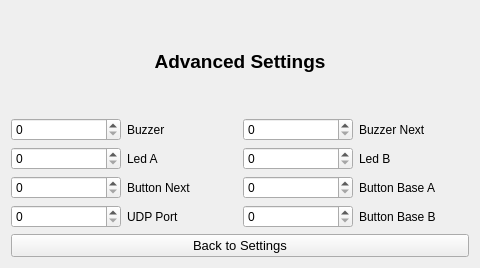
First picture: the form in F3FChrono/gui/WSettingsAdvanced.ui, repository jomarin38/F3FChrono, before the edit.
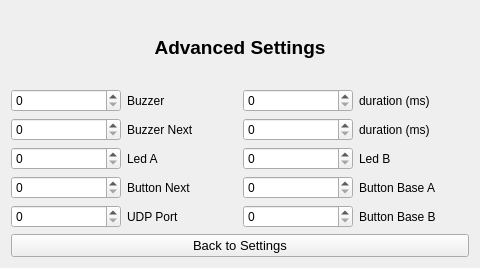
Second picture: the form after the edit.

Commit message: Adding wind speed & orientation stats during a run in chrono class Adding Vocal & sound Adding a new Sound class using PyQt sound module. A Speech module is available on PySide2 but not in PyQt5 Adding Gui Settings & Advanced Settings GPIO class created Differents littles evolutions.

```diff
--- a/F3FChrono/gui/WSettingsAdvanced.ui
+++ b/F3FChrono/gui/WSettingsAdvanced.ui
@@ -39,7 +39,7 @@
      </item>
      <item>
       <layout class="QGridLayout" name="gridLayout_2">
-       <item row="3" column="1">
+       <item row="4" column="1">
         <layout class="QHBoxLayout" name="horizontalLayout_6">
          <item>
           <widget class="QSpinBox" name="port_btn_baseB"/>
@@ -67,10 +67,14 @@
          </item>
         </layout>
        </item>
-       <item row="3" column="0">
+       <item row="4" column="0">
         <layout class="QHBoxLayout" name="horizontalLayout_10">
          <item>
-          <widget class="QSpinBox" name="udp_port"/>
+          <widget class="QSpinBox" name="udp_port">
+           <property name="maximum">
+            <number>65535</number>
+           </property>
+          </widget>
          </item>
          <item>
           <widget class="QLabel" name="label_8">
@@ -81,21 +85,7 @@
          </item>
         </layout>
        </item>
-       <item row="0" column="1">
-        <layout class="QHBoxLayout" name="horizontalLayout_8">
-         <item>
-          <widget class="QSpinBox" name="port_buzzer_next"/>
-         </item>
-         <item>
-          <widget class="QLabel" name="label_6">
-           <property name="text">
-            <string>Buzzer Next</string>
-           </property>
-          </widget>
-         </item>
-        </layout>
-       </item>
-       <item row="2" column="1">
+       <item row="3" column="1">
         <layout class="QHBoxLayout" name="horizontalLayout_4">
          <item>
           <widget class="QSpinBox" name="port_btn_baseA"/>
@@ -109,7 +99,7 @@
          </item>
         </layout>
        </item>
-       <item row="2" column="0">
+       <item row="3" column="0">
         <layout class="QHBoxLayout" name="horizontalLayout_7">
          <item>
           <widget class="QSpinBox" name="port_btn_next"/>
@@ -123,7 +113,7 @@
          </item>
         </layout>
        </item>
-       <item row="1" column="0">
+       <item row="2" column="0">
         <layout class="QHBoxLayout" name="horizontalLayout_11">
          <item>
           <widget class="QSpinBox" name="port_ledA"/>
@@ -137,7 +127,7 @@
          </item>
         </layout>
        </item>
-       <item row="1" column="1">
+       <item row="2" column="1">
         <layout class="QHBoxLayout" name="horizontalLayout_12">
          <item>
           <widget class="QSpinBox" name="port_ledB"/>
@@ -151,6 +141,56 @@
          </item>
         </layout>
        </item>
+       <item row="1" column="0">
+        <layout class="QHBoxLayout" name="horizontalLayout_8">
+         <item>
+          <widget class="QSpinBox" name="port_buzzer_next"/>
+         </item>
+         <item>
+          <widget class="QLabel" name="label_6">
+           <property name="text">
+            <string>Buzzer Next</string>
+           </property>
+          </widget>
+         </item>
+        </layout>
+       </item>
+       <item row="0" column="1">
+        <layout class="QHBoxLayout" name="horizontalLayout_20">
+         <item>
+          <widget class="QSpinBox" name="buzzer_duration">
+           <property name="maximum">
+            <number>65535</number>
+           </property>
+          </widget>
+         </item>
+         <item>
+          <widget class="QLabel" name="label_18">
+           <property name="text">
+            <string>duration (ms)</string>
+           </property>
+          </widget>
+         </item>
+        </layout>
+       </item>
+       <item row="1" column="1">
+        <layout class="QHBoxLayout" name="horizontalLayout_21">
+         <item>
+          <widget class="QSpinBox" name="buzzer_next_duration">
+           <property name="maximum">
+            <number>65535</number>
+           </property>
+          </widget>
+         </item>
+         <item>
+          <widget class="QLabel" name="label_19">
+           <property name="text">
+            <string>duration (ms)</string>
+           </property>
+          </widget>
+         </item>
+        </layout>
+       </item>
       </layout>
      </item>
      <item>
```
The commit also changes 10 other files.
